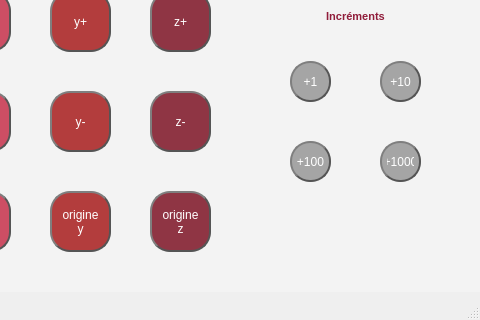
Old version of the form file/mainwindow.ui in the repository Di-mascio/Projet; both pictures show x 160 to 640 and y 178 to 498 of the 640 by 498 pixel window.
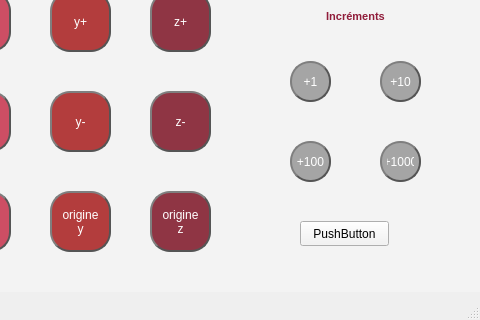
New version of the form. The open tabs and pages were chosen to show the change. Icons and pictures are not drawn.

Commit message: fonction arduino ok

```diff
--- a/file/mainwindow.ui
+++ b/file/mainwindow.ui
@@ -924,6 +924,19 @@
        <string>&lt;html&gt;&lt;head/&gt;&lt;body&gt;&lt;p align=&quot;center&quot;&gt;&lt;span style=&quot; font-size:16pt; font-weight:600; color:#901c3a;&quot;&gt;Calibrage&lt;/span&gt;&lt;/p&gt;&lt;/body&gt;&lt;/html&gt;</string>
       </property>
      </widget>
+     <widget class="QPushButton" name="pushButton_3">
+      <property name="geometry">
+       <rect>
+        <x>400</x>
+        <y>320</y>
+        <width>89</width>
+        <height>25</height>
+       </rect>
+      </property>
+      <property name="text">
+       <string>PushButton</string>
+      </property>
+     </widget>
     </widget>
     <widget class="QWidget" name="page_configreseau">
      <widget class="QPushButton" name="pushButton_9">
```
Left out of the diff: 2 changed lines with no effect on the pictures. The commit also changes 2 other files.
